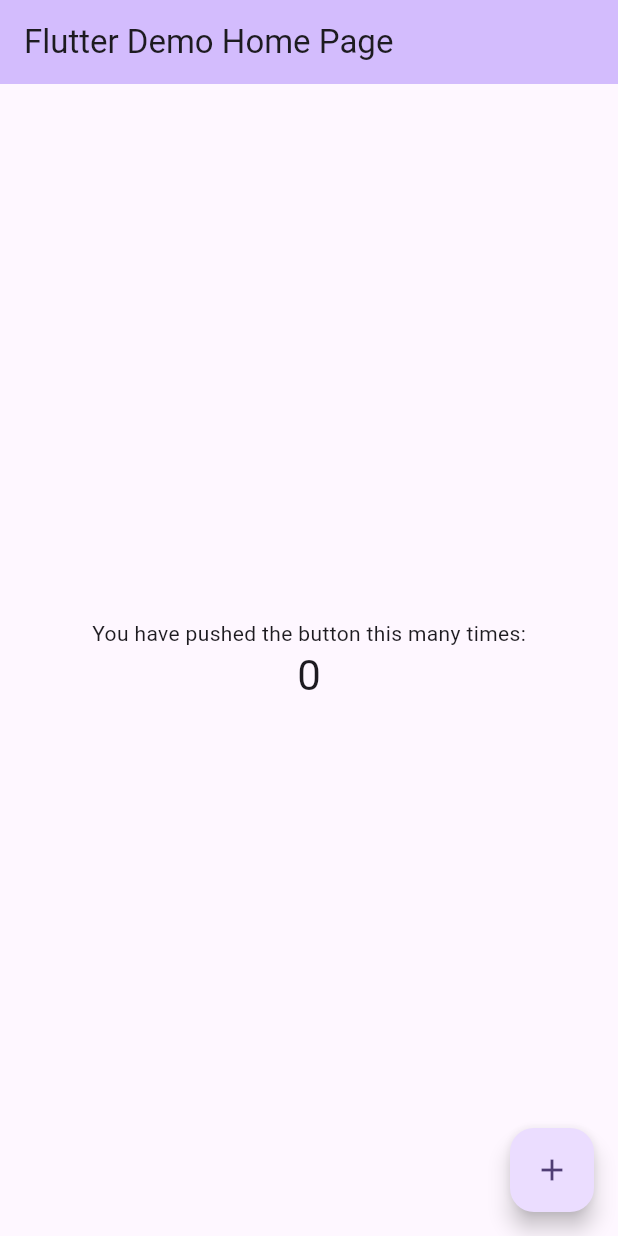
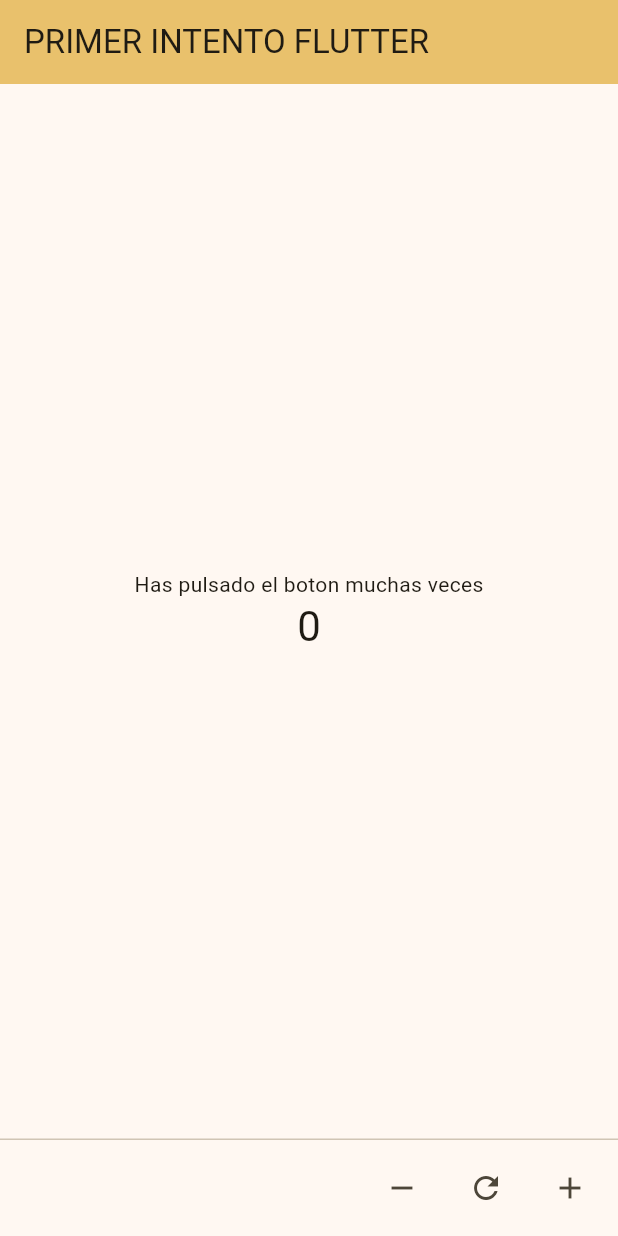
Before and after one commit to XxFabiX/3479A321_2022479033, a Flutter app: the screen it shows after launch, on a phone screen of 412 x 824 dp. Run offline on Flutter 3.47's test engine with Material 3 defaults, Android fonts, the phone set to English and light mode, and no system bars.

Commit message:
FinalDelLaboratorio3

```diff
--- a/lib/main.dart
+++ b/lib/main.dart
@@ -28,9 +28,9 @@ class MyApp extends StatelessWidget {
         //
         // This works for code too, not just values: Most code changes can be
         // tested with just a hot reload.
-        colorScheme: ColorScheme.fromSeed(seedColor: Colors.deepPurple),
+        colorScheme: ColorScheme.fromSeed(seedColor: Colors.amber),
       ),
-      home: const MyHomePage(title: 'Flutter Demo Home Page'),
+      home: const MyHomePage(title: 'PRIMER INTENTO FLUTTER'),
     );
   }
 }
@@ -67,6 +67,22 @@ class _MyHomePageState extends State<MyHomePage> {
     });
   }
 
+  void _decrementCounter() {
+
+    setState(() {
+      _counter--;
+    }
+    );
+  }
+
+  void _resetCounter() {
+
+    setState(() {
+      _counter=0;
+    }
+    );
+  }
+
   @override
   Widget build(BuildContext context) {
     // This method is rerun every time setState is called, for instance as done
@@ -85,6 +101,8 @@ class _MyHomePageState extends State<MyHomePage> {
         // the App.build method, and use it to set our appbar title.
         title: Text(widget.title),
       ),
+
+
       body: Center(
         // Center is a layout widget. It takes a single child and positions it
         // in the middle of the parent.
@@ -104,7 +122,7 @@ class _MyHomePageState extends State<MyHomePage> {
           // wireframe for each widget.
           mainAxisAlignment: MainAxisAlignment.center,
           children: <Widget>[
-            const Text('You have pushed the button this many times:'),
+            const Text('Has pulsado el boton muchas veces'),
             Text(
               '$_counter',
               style: Theme.of(context).textTheme.headlineMedium,
@@ -112,11 +130,35 @@ class _MyHomePageState extends State<MyHomePage> {
           ],
         ),
       ),
-      floatingActionButton: FloatingActionButton(
+      /*floatingActionButton: FloatingActionButton(
         onPressed: _incrementCounter,
-        tooltip: 'Increment',
-        child: const Icon(Icons.add),
-      ), // This trailing comma makes auto-formatting nicer for build methods.
+        tooltip: 'Gooo',
+        child: const Icon(Icons.dangerous),
+      ),*/
+
+      persistentFooterButtons: newMethod,
+
     );
   }
+
+  List<Widget> get newMethod {
+    return [
+
+      IconButton(
+        onPressed: _decrementCounter,
+        icon: const Icon(Icons.remove),
+      ),
+
+      IconButton(
+        onPressed: _resetCounter,
+        icon: const Icon(Icons.refresh),
+      ),
+
+      IconButton(
+        onPressed: _incrementCounter,
+        icon: const Icon(Icons.add),
+      ),
+
+    ];
+  }
 }
```
